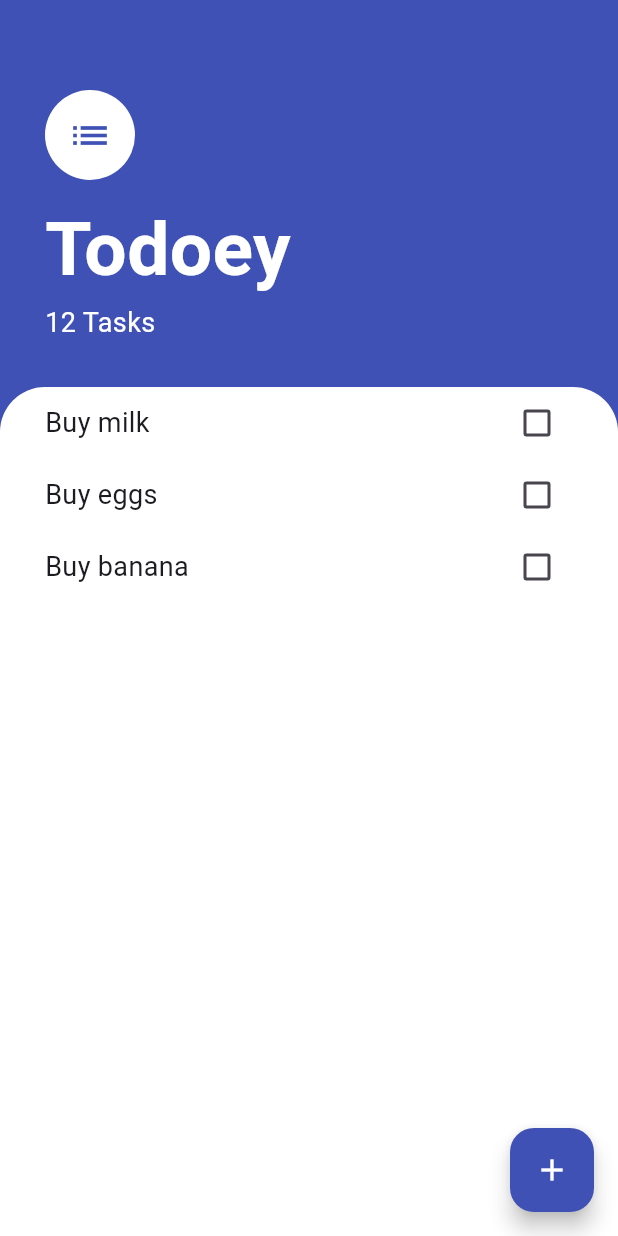
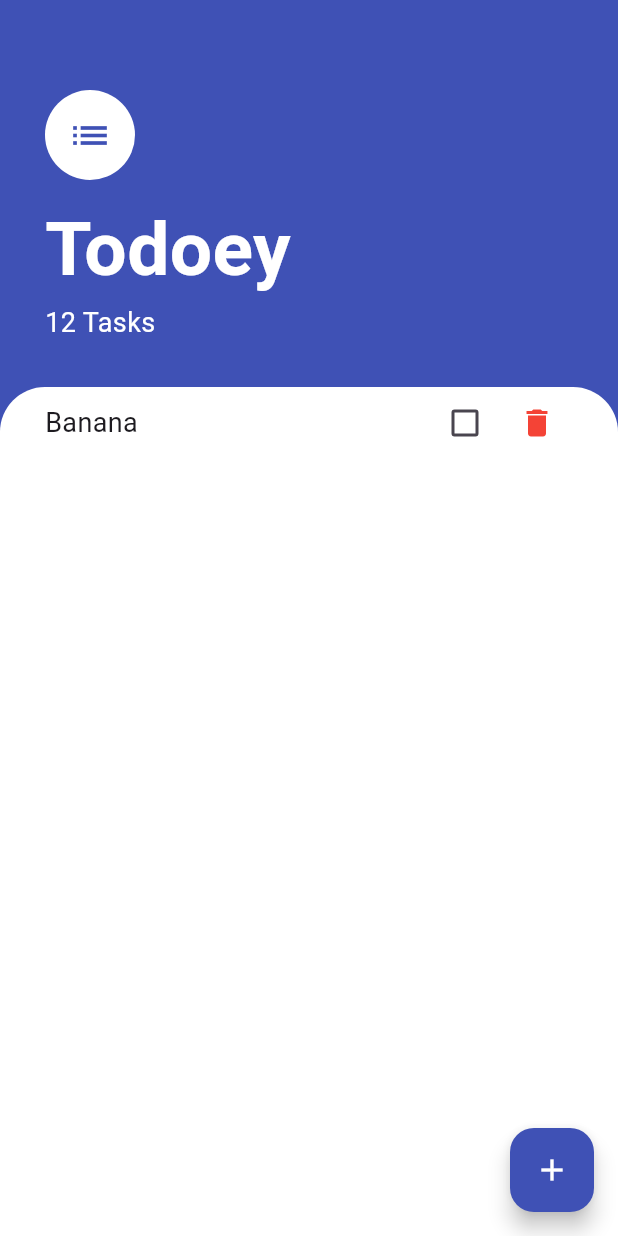
Before and after one commit to otabekinha/flutter_todo_ui, a Flutter app: the screen it shows after launch, on a phone screen of 412 x 824 dp. Run offline on Flutter 3.47's test engine with Material 3 defaults, Android fonts, the phone set to English and light mode, and no system bars.

Commit message:
Added checkBox and deleteFunction functionalities

```diff
--- a/lib/main.dart
+++ b/lib/main.dart
@@ -1,4 +1,6 @@
 import 'package:flutter/material.dart';
+import 'package:provider/provider.dart';
+import 'package:todoey/save_task/save_task.dart';
 import 'package:todoey/screens/tasks_screen.dart';
 
 void main() {
@@ -12,7 +14,10 @@ class MyApp extends StatelessWidget {
   Widget build(BuildContext context) {
     return MaterialApp(
       debugShowCheckedModeBanner: false,
-      home: TasksScreen(),
+      home: ChangeNotifierProvider(
+        create: (context) => SaveTask(),
+        child: TasksScreen(),
+      ),
     );
   }
 }
--- /dev/null
+++ b/lib/save_task/save_task.dart
@@ -0,0 +1,39 @@
+import 'package:flutter/material.dart';
+
+class Task {
+  final String title;
+  bool isCompleted;
+
+  Task({
+    required this.title,
+    required this.isCompleted,
+  });
+}
+
+class SaveTask extends ChangeNotifier {
+  // task list
+  final List<Task> _tasks = [
+    Task(
+      title: 'Banana',
+      isCompleted: false,
+    ),
+  ];
+
+  List<Task> get tasks => _tasks;
+
+  // add task
+  void addTask(Task task) {
+    _tasks.add(task);
+    notifyListeners();
+  }
+
+  void deleteTask(Task task) {
+    _tasks.remove(task);
+    notifyListeners();
+  }
+
+  void onCheckBoxChanged(int index) {
+    _tasks[index].isCompleted = !_tasks[index].isCompleted;
+    notifyListeners();
+  }
+}
--- a/lib/screens/tasks_screen.dart
+++ b/lib/screens/tasks_screen.dart
@@ -1,9 +1,11 @@
 import 'package:flutter/material.dart';
+import 'package:provider/provider.dart';
+import 'package:todoey/save_task/save_task.dart';
 import 'package:todoey/widgets/add_task.dart';
 import 'package:todoey/widgets/todo_lists.dart';
 
 class TasksScreen extends StatefulWidget {
-  TasksScreen({super.key});
+  const TasksScreen({super.key});
 
   @override
   State<TasksScreen> createState() => _TasksScreenState();
@@ -12,27 +14,19 @@ class TasksScreen extends StatefulWidget {
 class _TasksScreenState extends State<TasksScreen> {
   final _controller = TextEditingController();
 
-  List toDoList = [
-    ['Buy milk', false],
-    ['Buy eggs', false],
-    ['Buy banana', false],
-  ];
-
   void checkBoxChanged(int index) {
-    setState(() {
-      toDoList[index][1] = !toDoList[index][1];
-    });
+    context.read<SaveTask>().onCheckBoxChanged(index);
   }
 
   void addNewTask() {
-    setState(() {
-      toDoList.add([
-        _controller.text,
-        false,
-        _controller.clear(),
-      ]);
-      Navigator.pop(context);
-    });
+    context.read<SaveTask>().addTask(
+          Task(
+            title: _controller.text,
+            isCompleted: false,
+          ),
+        );
+    _controller.clear();
+    Navigator.of(context).pop();
   }
 
   @override
@@ -111,13 +105,20 @@ class _TasksScreenState extends State<TasksScreen> {
                   topRight: Radius.circular(30.0),
                 ),
               ),
-              child: ListView.builder(
-                itemCount: toDoList.length,
-                itemBuilder: (BuildContext context, int index) {
-                  return ToDoLists(
-                    taskName: toDoList[index][0],
-                    taskCompleted: toDoList[index][1],
-                    onChanged: (value) => checkBoxChanged(index),
+              child: Consumer<SaveTask>(
+                builder: (context, task, child) {
+                  return ListView.builder(
+                    itemCount: task.tasks.length,
+                    itemBuilder: (BuildContext context, int index) {
+                      return ToDoLists(
+                        taskName: task.tasks[index].title,
+                        taskCompleted: task.tasks[index].isCompleted,
+                        onChanged: (value) => checkBoxChanged(index),
+                        deleteFunction: () => context
+                            .read<SaveTask>()
+                            .deleteTask(task.tasks[index]),
+                      );
+                    },
                   );
                 },
               ),
--- a/lib/widgets/todo_lists.dart
+++ b/lib/widgets/todo_lists.dart
@@ -1,21 +1,22 @@
 import 'package:flutter/material.dart';
 
 class ToDoLists extends StatelessWidget {
-  ToDoLists({
+  const ToDoLists({
     super.key,
     required this.taskName,
     required this.taskCompleted,
     required this.onChanged,
+    required this.deleteFunction,
   });
 
   final String taskName;
   final bool taskCompleted;
   final Function(bool?)? onChanged;
+  final Function() deleteFunction;
 
   @override
   Widget build(BuildContext context) {
-    return Container(
-      child: Row(
+    return Row(
       mainAxisAlignment: MainAxisAlignment.spaceBetween,
       children: [
         Text(
@@ -25,13 +26,23 @@ class ToDoLists extends StatelessWidget {
             decoration: taskCompleted ? TextDecoration.lineThrough : null,
           ),
         ),
+        Row(
+          children: [
             Checkbox(
               activeColor: Colors.indigo,
               value: taskCompleted,
               onChanged: onChanged,
             ),
+            IconButton(
+              onPressed: deleteFunction,
+              icon: Icon(
+                Icons.delete,
+                color: Colors.red,
+              ),
+            ),
           ],
-      ),
+        )
+      ],
     );
   }
 }
```
Lines whose indentation alone changed are shown as unchanged.
